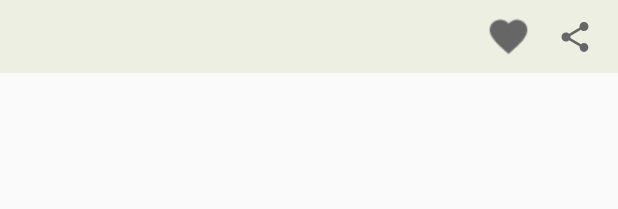
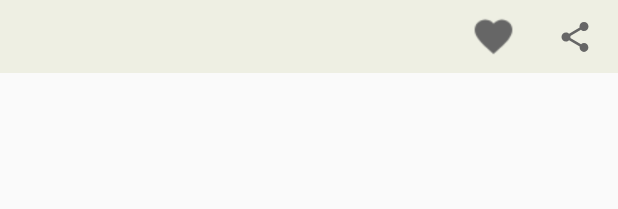
Before and after one commit to bvanberl/NameGen_Android, an Android app: the layout recents_list_item_view.xml on its own in the app's theme, with its tools: preview values and no code run, on a phone screen of 412 x 824 dp. Shown: the top 209 px of the screen. Run offline under Robolectric (Android 15) with nearby library versions, the phone set to English and light mode, and no system bars.

Commit message:
Fixed an import error on MainActivity. Spaced out buttons on custom list item views.

```diff
--- a/app/src/main/java/com/vanberlo/blake/newname_android/Activities/MainActivity.java
+++ b/app/src/main/java/com/vanberlo/blake/newname_android/Activities/MainActivity.java
@@ -1,5 +1,6 @@
 package com.vanberlo.blake.newname_android.Activities;
 
+import android.content.Intent;
 import android.net.Uri;
 import android.support.v4.app.Fragment;
 import android.support.v4.app.FragmentManager;
--- a/app/src/main/res/layout/favourites_list_item_view.xml
+++ b/app/src/main/res/layout/favourites_list_item_view.xml
@@ -24,7 +24,7 @@
         android:layout_width="30dp"
         android:layout_height="30dp"
         android:layout_centerVertical="true"
-        android:layout_marginRight="10dp"
+        android:layout_marginRight="20dp"
         android:layout_toLeftOf="@+id/share_list_button"
         android:adjustViewBounds="true"
         android:background="@android:color/transparent"
--- a/app/src/main/res/layout/recents_list_item_view.xml
+++ b/app/src/main/res/layout/recents_list_item_view.xml
@@ -24,7 +24,7 @@
         android:layout_width="30dp"
         android:layout_height="30dp"
         android:layout_centerVertical="true"
-        android:layout_marginRight="10dp"
+        android:layout_marginRight="20dp"
         android:layout_toLeftOf="@+id/share_list_button"
         android:adjustViewBounds="true"
         android:background="@android:color/transparent"
```
